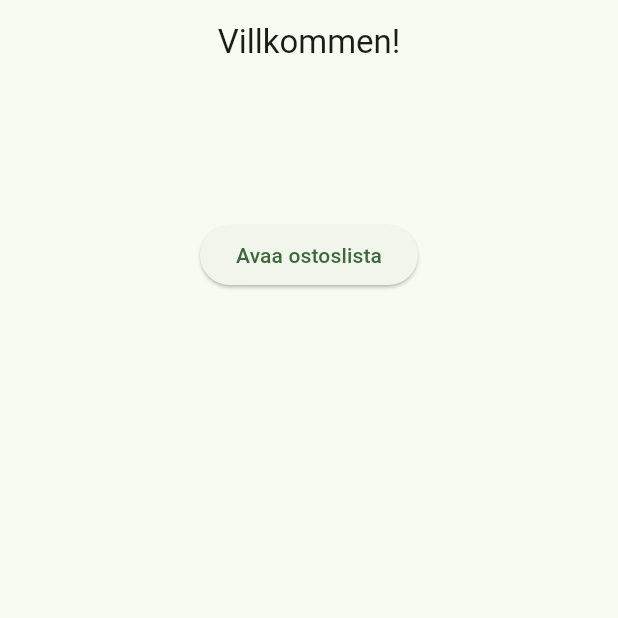
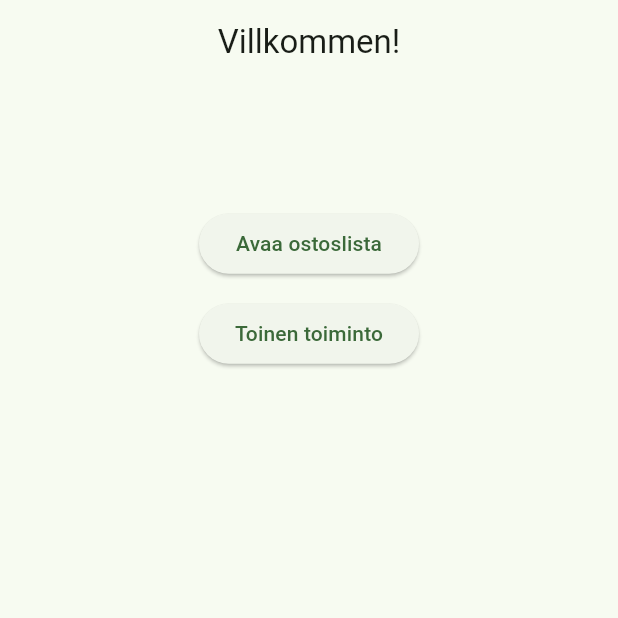
Before and after one commit to WVanHalen/flostoslista, a Flutter app: the screen it shows after launch, on a phone screen of 412 x 824 dp, the top half of it. Run offline on Flutter 3.47's test engine with Material 3 defaults, Android fonts, the phone set to English and light mode, and no system bars; our stand-ins replace shared_preferences.

Commit message:
Added another button to the home screen for some other function

```diff
--- a/lib/main.dart
+++ b/lib/main.dart
@@ -14,7 +14,7 @@ Future<void> main() async {
 }
 
 class MyApp extends StatelessWidget {
-  MyApp({super.key, required this.shoppingListService});
+  const MyApp({super.key, required this.shoppingListService});
 
   final ShoppingListService shoppingListService;
 
--- a/lib/screens/home_screen.dart
+++ b/lib/screens/home_screen.dart
@@ -17,19 +17,34 @@ class _HomeScreenState extends State<HomeScreen> {
       appBar: AppBar(title: const Text("Villkommen!"), centerTitle: true),
       body: Align(
         alignment: Alignment(0, -0.75),
-        child: ElevatedButton(
-          //TÄHÄN VOI LAITTAA COLUMNIN JOS HALUAA USEITA NAPPEJA
+        child: IntrinsicWidth(
+          child: Column(
+            mainAxisSize: MainAxisSize.min,
+            crossAxisAlignment: CrossAxisAlignment.stretch,
+            children: [
+              ElevatedButton(
                 onPressed: () {
                   Navigator.push(
                     context,
                     MaterialPageRoute(
-                builder: (context) =>
-                    ListScreen(shoppingListService: widget.shoppingListService),
+                      builder: (context) => ListScreen(
+                        shoppingListService: widget.shoppingListService,
+                      ),
                     ),
                   );
                 },
                 child: const Text("Avaa ostoslista"),
               ),
+              const SizedBox(height: 12),
+              ElevatedButton(
+                onPressed: () {
+                  // Toinen toiminto, esim to-do -lista
+                },
+                child: const Text("Toinen toiminto"),
+              ),
+            ],
+          ),
+        ),
       ),
     );
   }
```
Lines whose indentation alone changed are shown as unchanged.
